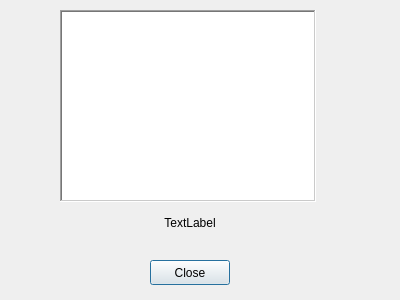
Before: the Qt Designer form templates/dlg_about.ui in MMSS99/DI_Proyecto, drawn with Qt 5.
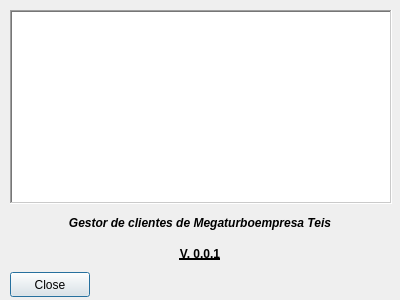
After: the same form once the commit is applied. Icons and pictures are not drawn.

Commit message: feat(customers): dlg_about update

The edit to the form file:
```diff
--- a/templates/dlg_about.ui
+++ b/templates/dlg_about.ui
@@ -25,15 +25,34 @@
   <property name="windowTitle">
    <string>About</string>
   </property>
-  <widget class="QGraphicsView" name="view_icon">
+  <widget class="QLabel" name="lbl_icon">
    <property name="geometry">
     <rect>
-     <x>60</x>
+     <x>150</x>
+     <y>30</y>
+     <width>111</width>
+     <height>121</height>
+    </rect>
+   </property>
+   <property name="text">
+    <string/>
+   </property>
+   <property name="pixmap">
+    <pixmap>../img/icon.png</pixmap>
+   </property>
+  </widget>
+  <widget class="QWidget" name="">
+   <property name="geometry">
+    <rect>
+     <x>10</x>
      <y>10</y>
-     <width>256</width>
-     <height>192</height>
+     <width>382</width>
+     <height>287</height>
     </rect>
    </property>
+   <layout class="QVBoxLayout" name="verticalLayout">
+    <item>
+     <widget class="QGraphicsView" name="view_icon">
    <property name="frameShape">
     <enum>QFrame::WinPanel</enum>
    </property>
@@ -41,37 +60,68 @@
     <enum>QFrame::Sunken</enum>
    </property>
   </widget>
+    </item>
+    <item>
   <widget class="QLabel" name="lbl_MOTD">
-   <property name="geometry">
-    <rect>
-     <x>60</x>
-     <y>210</y>
-     <width>260</width>
+      <property name="minimumSize">
+       <size>
+        <width>380</width>
      <height>25</height>
-    </rect>
-   </property>
+       </size>
+      </property>
+      <property name="maximumSize">
+       <size>
+        <width>380</width>
+        <height>25</height>
+       </size>
+      </property>
+      <property name="font">
+       <font>
+        <weight>75</weight>
+        <italic>true</italic>
+        <bold>true</bold>
+       </font>
+      </property>
+      <property name="text">
+       <string>Gestor de clientes de Megaturboempresa Teis</string>
+      </property>
+      <property name="alignment">
+       <set>Qt::AlignCenter</set>
+      </property>
+     </widget>
+    </item>
+    <item>
+     <widget class="QLabel" name="lbl_version">
    <property name="minimumSize">
     <size>
-     <width>256</width>
+        <width>380</width>
      <height>25</height>
     </size>
    </property>
+      <property name="maximumSize">
+       <size>
+        <width>380</width>
+        <height>25</height>
+       </size>
+      </property>
+      <property name="font">
+       <font>
+        <weight>75</weight>
+        <italic>false</italic>
+        <bold>true</bold>
+        <underline>true</underline>
+       </font>
+      </property>
    <property name="text">
-    <string>TextLabel</string>
+       <string>V. 0.0.1</string>
    </property>
    <property name="alignment">
     <set>Qt::AlignCenter</set>
    </property>
   </widget>
+    </item>
+    <item>
   <widget class="QPushButton" name="btn_closeAbout">
-   <property name="geometry">
-    <rect>
-     <x>150</x>
-     <y>260</y>
-     <width>80</width>
-     <height>25</height>
-    </rect>
-   </property>
    <property name="minimumSize">
     <size>
      <width>80</width>
@@ -87,6 +137,9 @@
    <property name="text">
     <string>Close</string>
    </property>
+     </widget>
+    </item>
+   </layout>
   </widget>
  </widget>
  <resources/>
```
Lines whose indentation alone changed are shown as unchanged.
